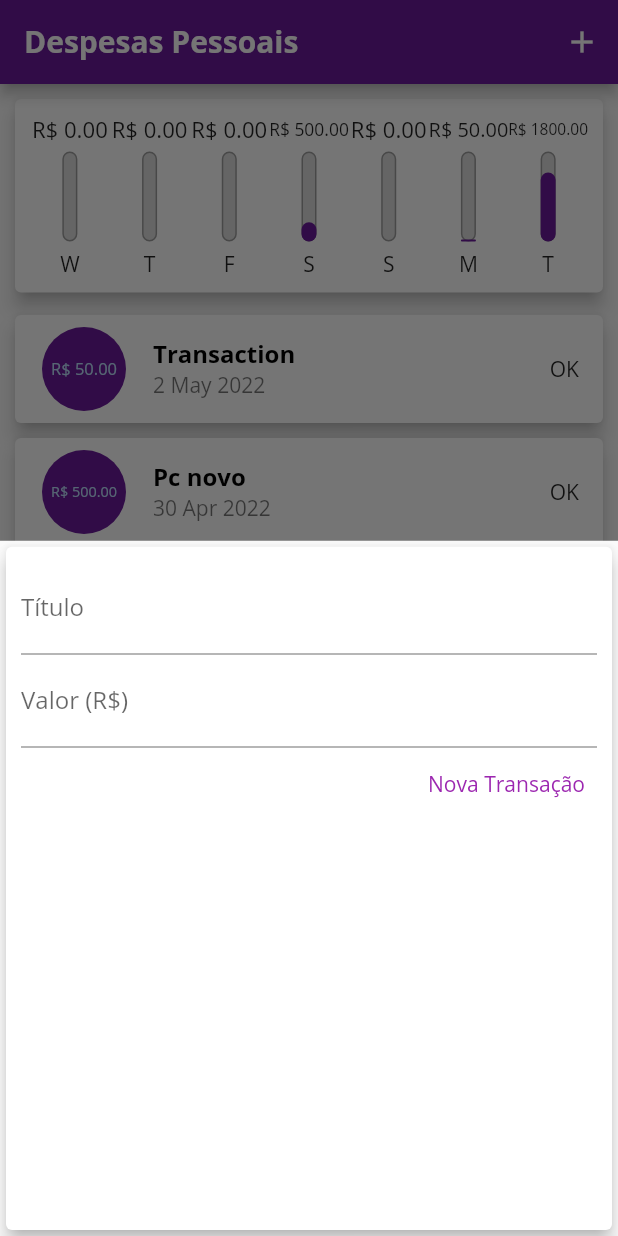
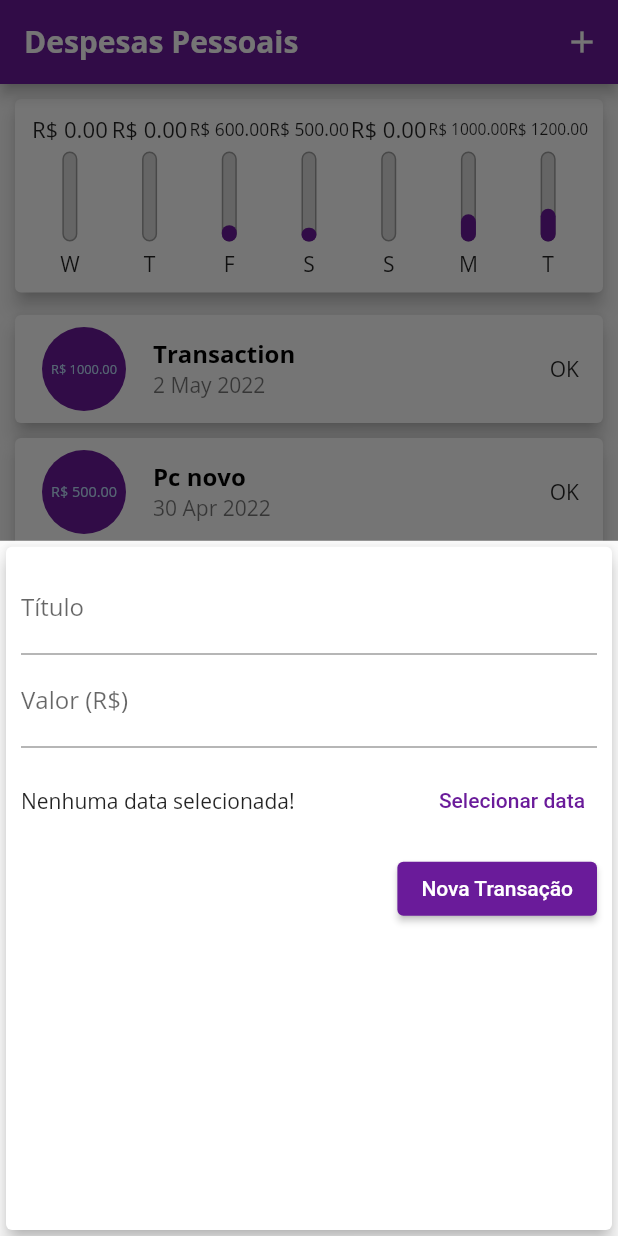
Before and after one commit to icarodavi/expenses, a Flutter app: the screen it shows after launch, after a tap on the "add" icon, on a phone screen of 412 x 824 dp. Run offline on Flutter 3.47's test engine with Material 2 defaults, Android fonts, the phone set to English and light mode, and no system bars.

```diff
--- a/lib/components/transaction_form.dart
+++ b/lib/components/transaction_form.dart
@@ -1,4 +1,5 @@
 import 'package:flutter/material.dart';
+import 'package:intl/intl.dart';
 
 class TransactionForm extends StatefulWidget {
   void Function(String, double) addTransaction;
@@ -9,18 +10,34 @@ class TransactionForm extends StatefulWidget {
 }
 
 class _TransactionFormState extends State<TransactionForm> {
-  final titleController = TextEditingController();
-
-  final valueController = TextEditingController();
+  final _titleController = TextEditingController();
+  final _valueController = TextEditingController();
+  late Object? _selectedDate = '';
 
   _submitForm() {
-    final title = titleController.text;
+    final title = _titleController.text;
     final value =
-        double.tryParse(valueController.text.replaceAll(',', '.')) ?? 0.00;
+        double.tryParse(_valueController.text.replaceAll(',', '.')) ?? 0.00;
     if (title.isEmpty || value <= 0) {
       return;
     }
     widget.addTransaction(title, value);
+  }
+
+  _showDatePicker() {
+    showDatePicker(
+      // locale: ,
+      context: context,
+      initialDate: DateTime.now(),
+      firstDate: DateTime(2015),
+      lastDate: DateTime(2050),
+    ).then((pickedDate) {
+      setState(() {
+        if (pickedDate != null) {
+          _selectedDate = pickedDate;
+        }
+      });
+    });
   }
 
   @override
@@ -33,27 +50,49 @@ class _TransactionFormState extends State<TransactionForm> {
           children: <Widget>[
             TextField(
               onSubmitted: (_) => _submitForm(),
-              controller: titleController,
+              controller: _titleController,
               decoration: const InputDecoration(labelText: 'Título'),
             ),
             TextField(
-              keyboardType: TextInputType.numberWithOptions(decimal: true),
+              keyboardType:
+                  const TextInputType.numberWithOptions(decimal: true),
               onSubmitted: (_) => _submitForm(),
-              controller: valueController,
+              controller: _valueController,
               decoration: const InputDecoration(
                 labelText: 'Valor (R\$)',
+              ),
+            ),
+            SizedBox(
+              height: 70,
+              child: Row(
+                children: <Widget>[
+                  Expanded(
+                    child: Text(
+                      _selectedDate is DateTime
+                          ? DateFormat('dd/MM/y')
+                              .format((_selectedDate as DateTime))
+                          : 'Nenhuma data selecionada!',
+                    ),
+                  ),
+                  Container(
+                    alignment: Alignment.centerRight,
+                    child: Flexible(
+                      child: TextButton(
+                          onPressed: _showDatePicker,
+                          child: const Text('Selecionar data')),
+                    ),
+                  ),
+                ],
               ),
             ),
             Row(
               mainAxisAlignment: MainAxisAlignment.end,
               children: [
-                TextButton(
+                ElevatedButton(
                     onPressed: _submitForm,
-                    child: const Text(
+                    child: Text(
                       'Nova Transação',
-                      style: TextStyle(
-                        color: Colors.purple,
-                      ),
+                      style: Theme.of(context).textTheme.button,
                     )),
               ],
             )
--- a/lib/main.dart
+++ b/lib/main.dart
@@ -20,12 +20,14 @@ class ExpensesApp extends StatelessWidget {
             secondary: Colors.amber,
           ),
           textTheme: tema.textTheme.copyWith(
-            headline6: const TextStyle(
-                fontFamily: 'OpenSans',
-                fontSize: 16,
-                fontWeight: FontWeight.bold,
-                color: Colors.black),
-          ),
+              headline6: const TextStyle(
+                  fontFamily: 'OpenSans',
+                  fontSize: 16,
+                  fontWeight: FontWeight.bold,
+                  color: Colors.black),
+              button: const TextStyle(
+                color: Colors.white,
+              )),
           appBarTheme: const AppBarTheme(
             titleTextStyle: TextStyle(
                 fontFamily: 'OpenSans',
@@ -49,7 +51,7 @@ class _MyHomePageState extends State<MyHomePage> {
       id: 't1',
       title: 'Transaction',
       date: DateTime.now().subtract(Duration(days: 1)),
-      value: 50.00,
+      value: 1000.00,
     ),
     Transaction(
       id: 't3',
@@ -59,7 +61,7 @@ class _MyHomePageState extends State<MyHomePage> {
     ),
     Transaction(
       id: 't4',
-      title: 'Cartão',
+      title: 'Pagamento fatura do cartão',
       date: DateTime.now(),
       value: 1000.00,
     ),
@@ -72,7 +74,7 @@ class _MyHomePageState extends State<MyHomePage> {
     Transaction(
       id: 't2',
       title: 'Parcela casa',
-      date: DateTime.now(),
+      date: DateTime.now().subtract(Duration(days: 4)),
       value: 600.00,
     ),
     Transaction(
```
